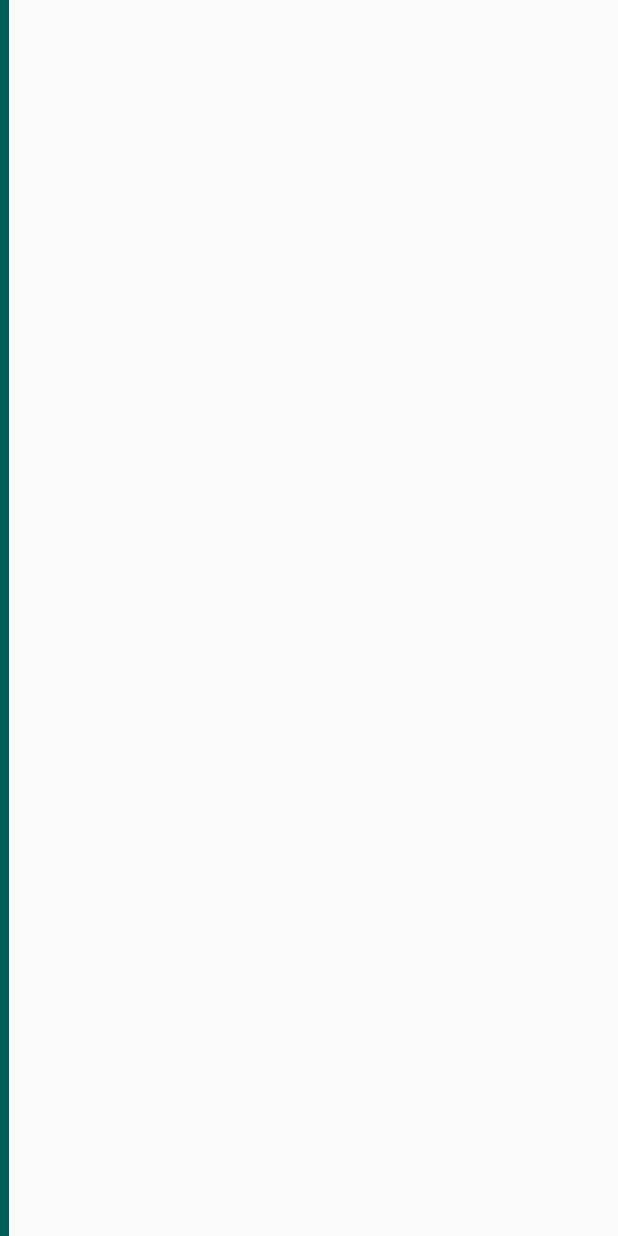
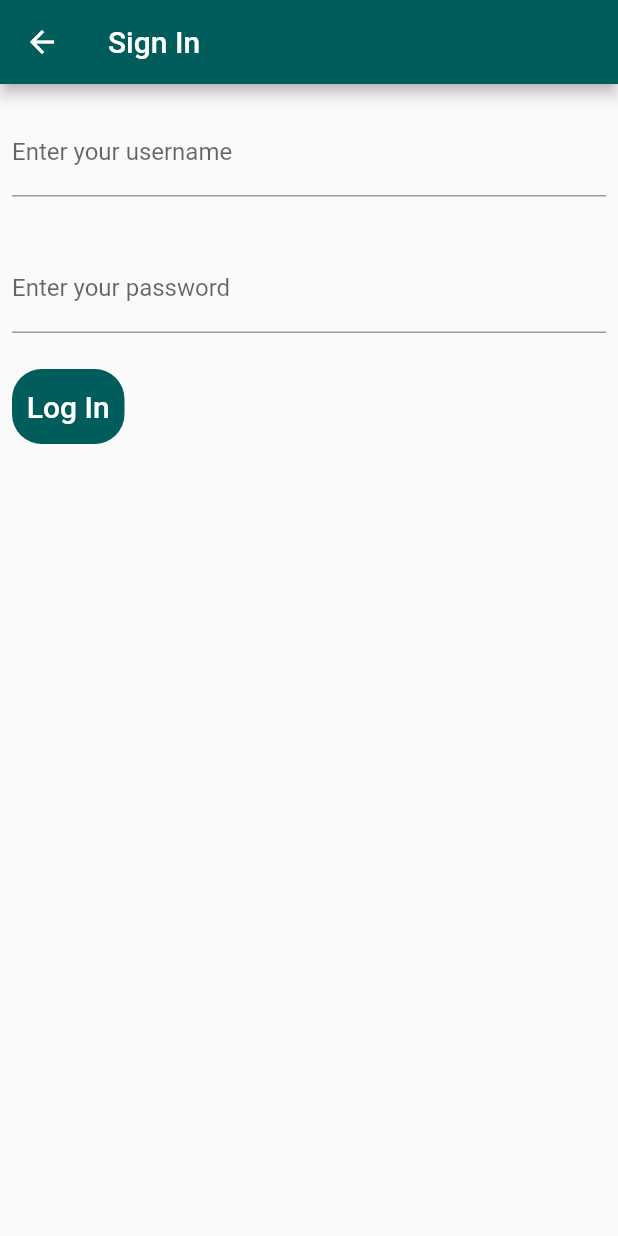
Before and after one commit to vibhavrajkumar/hometrain, a Flutter app: the screen it shows after launch, after a tap on "Log In", on a phone screen of 412 x 824 dp. Run offline on Flutter 3.47's test engine with Material 2 defaults, Android fonts, the phone set to English and light mode, and no system bars.

Commit message:
login button works perfect now. need to implement same thing to signup

```diff
--- a/home_train/lib/main.dart
+++ b/home_train/lib/main.dart
@@ -1,5 +1,6 @@
 import 'package:flutter/material.dart';
 import 'signin_widgets.dart';
+
 void main() {
   runApp(const MyApp());
 }
@@ -48,7 +49,6 @@
 }
 
 class _MyHomePageState extends State<MyHomePage> {
-
   // void _incrementCounter() {
   //   setState(() {
   //     // This call to setState tells the Flutter framework that something has
@@ -63,106 +63,168 @@
   @override
   Widget build(BuildContext context) {
     double width = MediaQuery.of(context).size.width;
-    double height = MediaQuery.of(context).size.height; //safearea (button locations)
+    double height =
+        MediaQuery.of(context).size.height; //safearea (button locations)
     var padding = MediaQuery.of(context).padding;
-    double total_height = height - padding.top - padding.bottom; //total height (including unsafe area)
+    double total_height = height -
+        padding.top -
+        padding.bottom; //total height (including unsafe area)
     return Scaffold(
-
-
         body: Row(
             mainAxisAlignment: MainAxisAlignment.spaceAround,
-       //crossAxisAlignment: CrossAxisAlignment.start,
+            crossAxisAlignment: CrossAxisAlignment.start,
             children: <Widget>[
           Stack(
             children: <Widget>[
               Align(
-              alignment: FractionalOffset.topCenter,
+                alignment: FractionalOffset(0.2, 0.3),
                 child: Image.asset(
-                "assets/logo.png",width: width*0.3,
+                  "assets/logo.png",
+                  width: width * 0.8,
                 ), //logo upload
               ),
-
               Positioned(
                 bottom: 150,
-              //right: 25,
-              child: TextButton(onPressed:(){
-                Navigator.push(context,
-                  MaterialPageRoute(builder: (context) => const Signin_Builder()),
+                right: 25,
+                child: TextButton(
+                  onPressed: () {
+                    Navigator.push(
+                      context,
+                      MaterialPageRoute(
+                          builder: (context) => const Signin_Builder()),
                     );
-              },child:Container(
+                  },
+                  child: Container(
                       height: 50,
-                width: 300,
+                      width: 250,
                       color: Colors.transparent,
                       child: Container(
                           decoration: const BoxDecoration(
-                    color: Color.fromRGBO(0, 93, 92,1.0),
-                    borderRadius: BorderRadius.all(Radius.circular(20.0))
+                              color: Color.fromRGBO(0, 93, 92, 1.0),
+                              borderRadius:
+                                  BorderRadius.all(Radius.circular(20.0))),
+                          child: const Center(
+                            child: Text(
+                              "Log In",
+                              style:
+                                  TextStyle(fontSize: 20, color: Colors.white),
+                              textAlign: TextAlign.center,
                             ),
-                  child: const Center(
-                    child: Text("Log In",
-                    style: TextStyle(fontSize: 20, color: Colors.white),
-                    textAlign: TextAlign.center,),
-                  )
-                  )
-                ),
+                          ))),
                 ),
               ),
               Positioned(
                   bottom: 50,
-              //right: 25,
-              child: TextButton(onPressed:(){},child:Container(
+                  right: 25,
+                  child: TextButton(
+                      onPressed: () {},
+                      child: Container(
                           height: 50,
-                width: 300,
+                          width: 250,
                           color: Colors.transparent,
                           child: Container(
                               decoration: const BoxDecoration(
-                    color: Color.fromRGBO(0, 66, 96,1.0),
-                    borderRadius: BorderRadius.all(Radius.circular(20.0))
+                                  color: Color.fromRGBO(0, 66, 96, 1.0),
+                                  borderRadius:
+                                      BorderRadius.all(Radius.circular(20.0))),
+                              child: const Center(
+                                child: Text(
+                                  "Sign Up",
+                                  style: TextStyle(
+                                      fontSize: 20, color: Colors.white),
+                                  textAlign: TextAlign.center,
                                 ),
-                  child: const Center(
-                    child: Text("Sign Up",
-                    style: TextStyle(fontSize: 20, color: Colors.white),
-                    textAlign: TextAlign.center,),
-                  )
-                  )
-                )
-              )
-              ),
+                              ))))),
             ],
           ),
-          ]
-        )
-      );
+        ]));
   }
 }
 
-class Signin_Builder extends StatefulWidget{
+class Signin_Builder extends StatefulWidget {
   const Signin_Builder({Key? key}) : super(key: key);
 
   @override
   State<StatefulWidget> createState() => _signin();
+}
 
-}
-class _signin extends State<Signin_Builder>{
+class _signin extends State<Signin_Builder> {
   @override
-  Widget build(BuildContext context){
+  Widget build(BuildContext context) {
     return Scaffold(
-      body: Row(
+        appBar: AppBar(
+          backgroundColor: const Color.fromRGBO(0, 93, 92, 1.0),
+          leading: Builder(
+            builder: (BuildContext context) {
+              return IconButton(
+                icon: const Icon(Icons.arrow_back),
+                onPressed: () {
+                  Navigator.pop(context);
+                },
+              );
+            },
+          ),
+          title: const Text('Sign In'),
+        ),
+        body: Column(
+          crossAxisAlignment: CrossAxisAlignment.start,
           children: <Widget>[
-          Align(
-            alignment: FractionalOffset.center,
+            Padding(
+              padding: const EdgeInsets.symmetric(horizontal: 8, vertical: 16),
+              child: TextFormField(
+                decoration: const InputDecoration(
+                  border: UnderlineInputBorder(),
+                  labelText: 'Enter your username',
+                ),
+              ),
+            ),
+            Padding(
+              padding: const EdgeInsets.symmetric(horizontal: 8, vertical: 16),
+              child: TextFormField(
+                decoration: const InputDecoration(
+                  border: UnderlineInputBorder(),
+                  labelText: 'Enter your password',
+                ),
+              ),
+            ),
+            TextButton(
+              onPressed: () {},
               child: Container(
-              decoration: BoxDecoration(
-                color: const Color.fromARGB(255, 0, 0, 0),
-                border: Border.all(
-                  color: const Color.fromRGBO(0, 93, 92, 1.0),
-                  width: 3
-                )
+                  height: 50,
+                  width: 75,
+                  color: Colors.transparent,
+                  child: Container(
+                      decoration: const BoxDecoration(
+                          color: Color.fromRGBO(0, 93, 92, 1.0),
+                          borderRadius:
+                              BorderRadius.all(Radius.circular(20.0))),
+                      child: const Center(
+                        child: Text(
+                          "Log In",
+                          style: TextStyle(fontSize: 20, color: Colors.white),
+                          textAlign: TextAlign.center,
                         ),
-            )
-            )
-        ]
-      )
-    );
+                      ))),
+            ),
+          ],
+        ));
+
+    //   body: Row(
+    //     children: <Widget>[
+    //       Align(
+    //         alignment: FractionalOffset.center,
+    //         child: Container(
+    //           decoration: BoxDecoration(
+    //             color: const Color.fromARGB(255, 0, 0, 0),
+    //             border: Border.all(
+    //               color: const Color.fromRGBO(0, 93, 92, 1.0),
+    //               width: 3
+    //             )
+    //           ),
+    //         )
+    //         )
+    //     ]
+    //   )
+    // );
   }
 }
```
Lines whose indentation alone changed are shown as unchanged.
